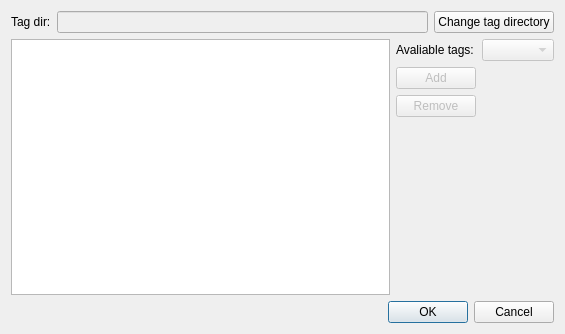
First picture: the form in src/ui/select_tag.ui, repository ostr00000/multi-video, before the edit.
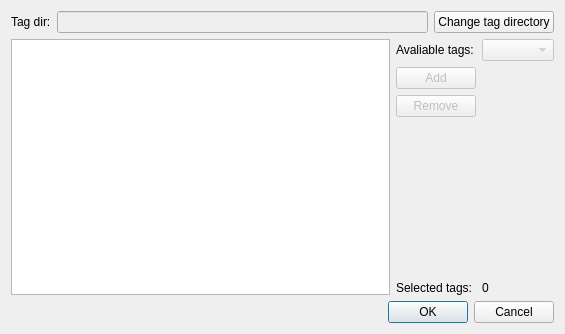
Second picture: the form after the edit. Icons and pictures are not drawn.

Commit message: add tag counter

```diff
--- a/src/ui/select_tag.ui
+++ b/src/ui/select_tag.ui
@@ -83,6 +83,33 @@
                                     </property>
                                 </widget>
                             </item>
+       <item row="4" column="0" colspan="2">
+        <spacer name="verticalSpacer">
+         <property name="orientation">
+          <enum>Qt::Vertical</enum>
+         </property>
+         <property name="sizeHint" stdset="0">
+          <size>
+           <width>20</width>
+           <height>40</height>
+          </size>
+         </property>
+        </spacer>
+       </item>
+       <item row="5" column="0">
+        <widget class="QLabel" name="label_3">
+         <property name="text">
+          <string>Selected tags:</string>
+         </property>
+        </widget>
+       </item>
+       <item row="5" column="1">
+        <widget class="QLabel" name="selectedTagLabel">
+         <property name="text">
+          <string>0</string>
+         </property>
+        </widget>
+       </item>
                         </layout>
                     </item>
                 </layout>
```
Left out of the diff: 8 changed lines with no effect on the pictures. Lines whose indentation alone changed are shown as unchanged. The commit also changes 2 other files.
